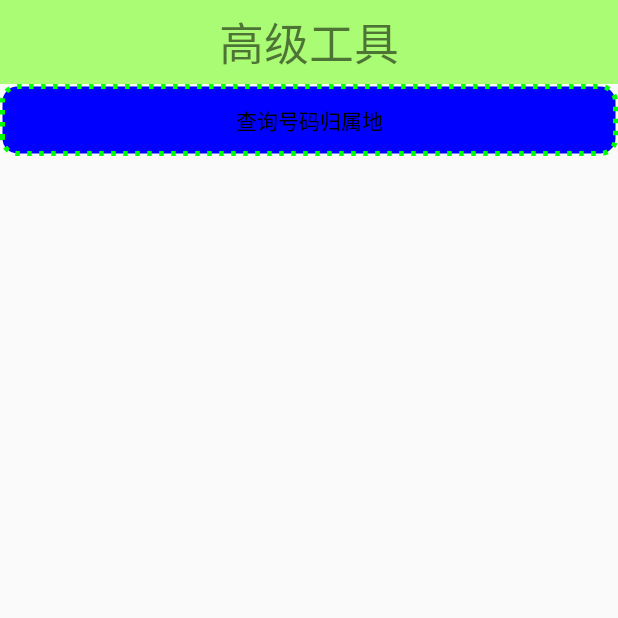
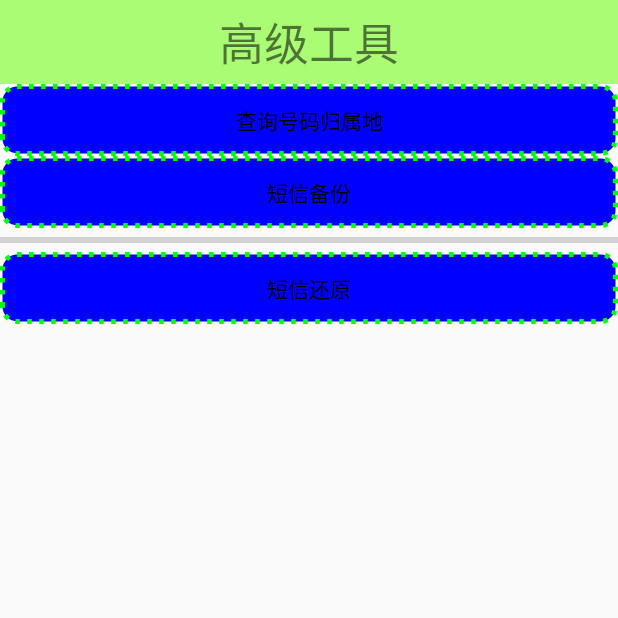
Before and after one commit to gaoyehua/watchdog, an Android app: the AtoolsActivity screen opened directly, with no data from a screen before it, on a phone screen of 412 x 824 dp, the top half of it. Run offline under Robolectric (Android 15) with nearby library versions, the phone set to English and light mode, and no system bars.

Commit message:
实现短信的备份和还原

```diff
--- a/app/src/main/AndroidManifest.xml
+++ b/app/src/main/AndroidManifest.xml
@@ -23,6 +23,8 @@
 
     <uses-permission android:name="com.android.launcher.permission.INSTALL_SHORTCUT"/>
     <uses-permission android:name="android.permission.GET_TASKS"/>
+    <uses-permission android:name="android.permission.READ_SMS"/>
+    <uses-permission android:name="android.permission.WRITE_SMS"/>
 
 
     <application
--- a/app/src/main/res/layout/activity_tools.xml
+++ b/app/src/main/res/layout/activity_tools.xml
@@ -23,5 +23,27 @@
             android:textColor="#000000"
             android:onClick="tools"
             />
+        <Button
+            android:layout_width="match_parent"
+            android:layout_height="wrap_content"
+            android:text="短信备份"
+            android:background="@drawable/shapetwo_drawable"
+            android:textColor="#000000"
+            android:onClick="backupsms"
+            />
+        <ProgressBar
+            android:id="@+id/pb_atools_sms"
+            style="?android:attr/progressBarStyleHorizontal"
+            android:layout_width="match_parent"
+            android:layout_height="wrap_content"
+            />
+        <Button
+            android:layout_width="match_parent"
+            android:layout_height="wrap_content"
+            android:text="短信还原"
+            android:background="@drawable/shapetwo_drawable"
+            android:textColor="#000000"
+            android:onClick="restoresms"
+            />
 
 </LinearLayout>
```
Also changed, not shown: app/src/main/java/com/gaoyehau/watchdog/AtoolsActivity.java (+69 -0 lines), app/src/main/java/com/gaoyehua/engine/SmsEngine.java (added, +110 -0 lines), 1 other file.
